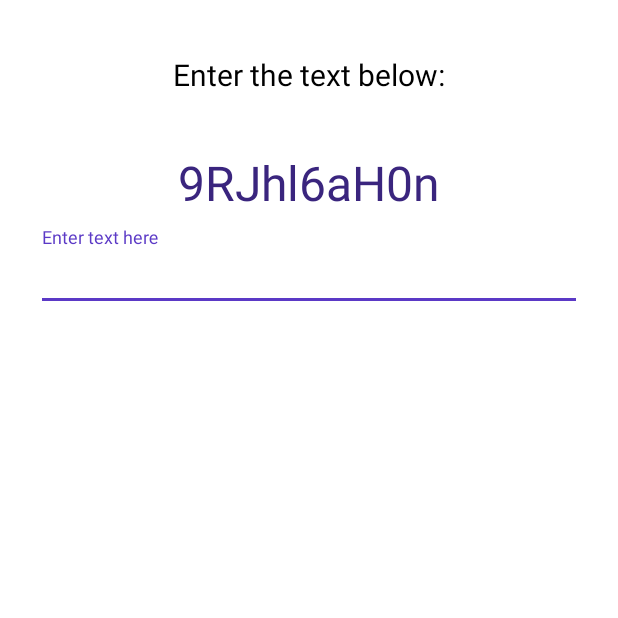
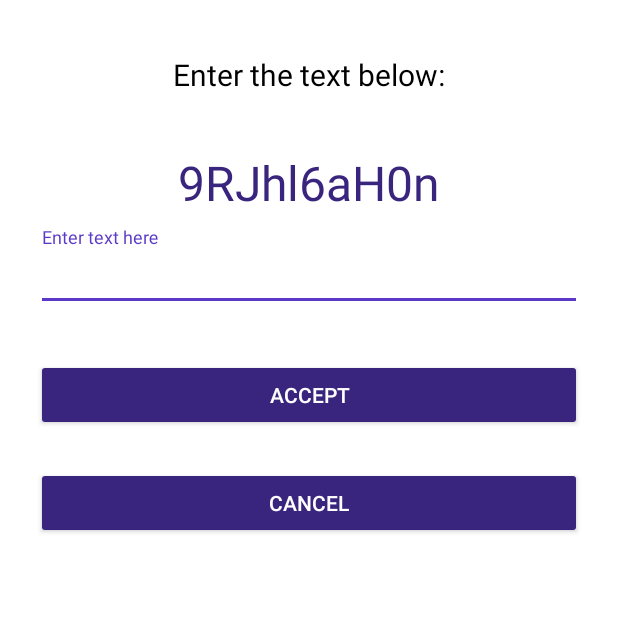
Before and after one commit to michasacuer/Keystroke-dynamics, an Android app: the AddMeasureActivity screen opened directly, with no data from a screen before it, on a phone screen of 412 x 824 dp, the top half of it. Run offline under Robolectric (Android 15) with nearby library versions, the light colour scheme and no system bars.

Commit message:
Add measure activity strings, buttons

```diff
--- a/app/src/main/res/layout/addmeasure_activity.xml
+++ b/app/src/main/res/layout/addmeasure_activity.xml
@@ -42,6 +42,22 @@
                 android:hint="@string/measure_labelhint" />
         </android.support.design.widget.TextInputLayout>
 
+        <android.support.v7.widget.AppCompatButton
+            android:id="@+id/btn_accept"
+            android:layout_width="fill_parent"
+            android:layout_height="wrap_content"
+            android:layout_marginTop="24dp"
+            android:padding="12dp"
+            android:text="@string/measure_acceptbutton"/>
+
+        <android.support.v7.widget.AppCompatButton
+            android:id="@+id/btn_cancel"
+            android:layout_width="fill_parent"
+            android:layout_height="wrap_content"
+            android:layout_marginTop="24dp"
+            android:padding="12dp"
+            android:text="@string/measure_cancelbutton"/>
+
     </LinearLayout>
 
 </android.support.constraint.ConstraintLayout>
--- a/app/src/main/res/values/strings.xml
+++ b/app/src/main/res/values/strings.xml
@@ -25,8 +25,14 @@
     <string name="login_succed">Welcome back!</string>
     <string name="login_error">Wrong login details!</string>
 
+    <!-- Main Activity -->
+    <string name="floating_btn_addmeasure">Add measure</string>
+    <string name="floating_btn_classification">Classification</string>
+
     <!-- Add Measure Activity -->
     <string name="measure_string">9RJhl6aH0n</string>
     <string name="measure_instruction">Enter the text below:</string>
     <string name="measure_labelhint">Enter text here</string>
+    <string name="measure_acceptbutton">Accept</string>
+    <string name="measure_cancelbutton">Cancel</string>
 </resources>
```
Also changed, not shown: app/src/main/res/layout/main_activity.xml (+8 -8 lines), 1 other file.
